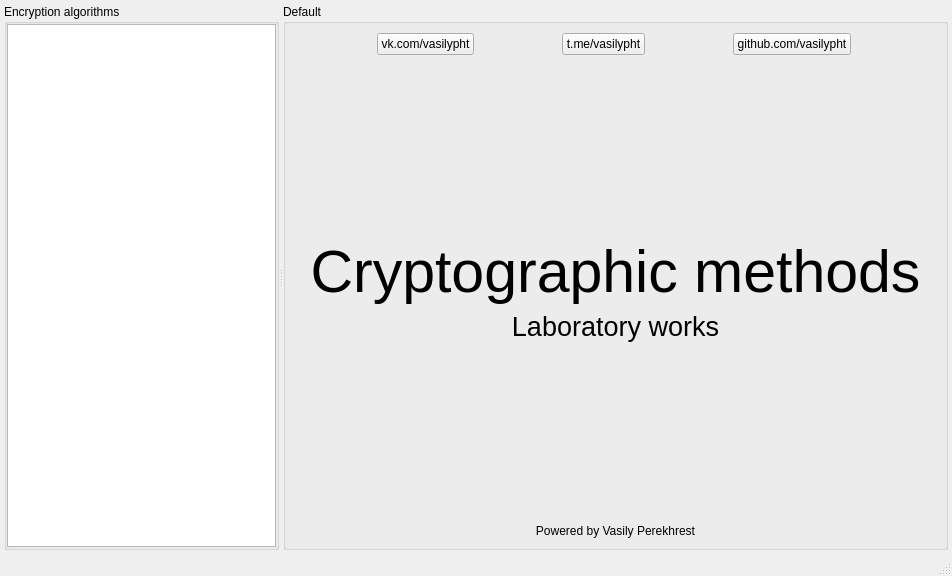
This is crypto-methods/gui/mainwindow.ui in vasilypht/crypto-methods as Qt 5 draws it before an edit. The edited form follows.
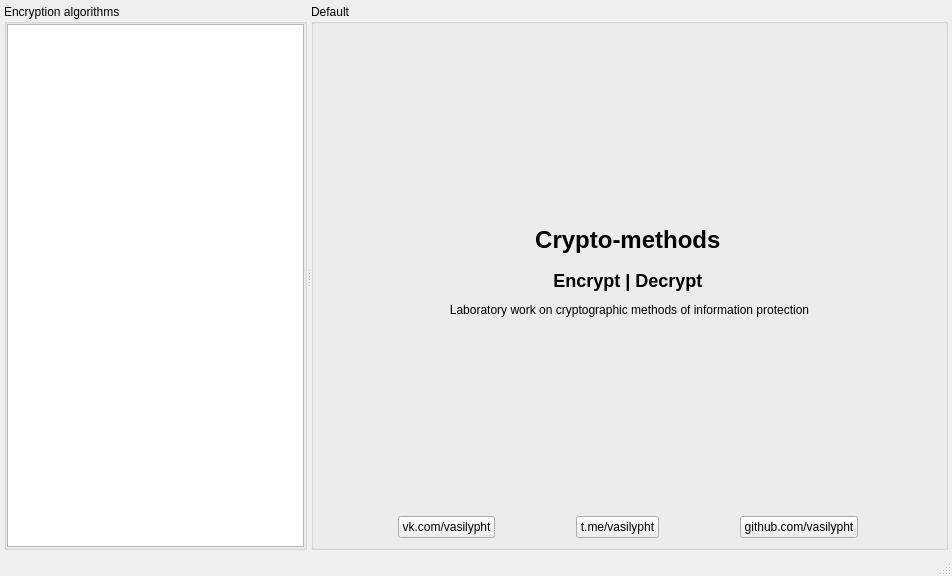
This is the edited form. The open tabs and pages were chosen to show the change. Icons and pictures are not drawn.

Commit message: Updated widget page_0

Patch:
```diff
--- a/crypto-methods/gui/mainwindow.ui
+++ b/crypto-methods/gui/mainwindow.ui
@@ -135,6 +135,50 @@
           </property>
           <widget class="QWidget" name="page_0_default">
            <layout class="QVBoxLayout" name="verticalLayout_4">
+            <item>
+             <spacer name="page_0_vertical_spacer_top">
+              <property name="orientation">
+               <enum>Qt::Vertical</enum>
+              </property>
+              <property name="sizeHint" stdset="0">
+               <size>
+                <width>20</width>
+                <height>40</height>
+               </size>
+              </property>
+             </spacer>
+            </item>
+            <item>
+             <widget class="QLabel" name="page_0_label_topic">
+              <property name="text">
+               <string>&lt;p align=&quot;center&quot;&gt;
+	&lt;img src=&quot;resources/icons/128x128/crypto-methods.png&quot; alt=&quot;preview&quot;&gt;
+&lt;/p&gt;
+
+&lt;div&gt;
+	&lt;h1 align=&quot;center&quot;&gt;Crypto-methods&lt;/h1&gt;
+	&lt;h2 align=&quot;center&quot;&gt;Encrypt | Decrypt&lt;/h2&gt;
+	&lt;p align=&quot;center&quot;&gt;Laboratory work on cryptographic methods of information protection&lt;/p&gt;
+&lt;/div&gt;</string>
+              </property>
+              <property name="alignment">
+               <set>Qt::AlignCenter</set>
+              </property>
+             </widget>
+            </item>
+            <item>
+             <spacer name="page_0_vertical_spacer_bottom">
+              <property name="orientation">
+               <enum>Qt::Vertical</enum>
+              </property>
+              <property name="sizeHint" stdset="0">
+               <size>
+                <width>20</width>
+                <height>40</height>
+               </size>
+              </property>
+             </spacer>
+            </item>
             <item>
              <layout class="QHBoxLayout" name="page_0_horizontal_layout_links">
               <item>
@@ -199,76 +243,6 @@
               </item>
              </layout>
             </item>
-            <item>
-             <spacer name="page_0_vertical_spacer_top">
-              <property name="orientation">
-               <enum>Qt::Vertical</enum>
-              </property>
-              <property name="sizeHint" stdset="0">
-               <size>
-                <width>20</width>
-                <height>40</height>
-               </size>
-              </property>
-             </spacer>
-            </item>
-            <item>
-             <widget class="QLabel" name="page_0_label_topic">
-              <property name="font">
-               <font>
-                <pointsize>44</pointsize>
-                <bold>false</bold>
-               </font>
-              </property>
-              <property name="text">
-               <string>Cryptographic methods</string>
-              </property>
-              <property name="alignment">
-               <set>Qt::AlignCenter</set>
-              </property>
-             </widget>
-            </item>
-            <item>
-             <widget class="QLabel" name="page_0_label_subtopic">
-              <property name="font">
-               <font>
-                <pointsize>20</pointsize>
-               </font>
-              </property>
-              <property name="text">
-               <string>Laboratory works</string>
-              </property>
-              <property name="alignment">
-               <set>Qt::AlignCenter</set>
-              </property>
-             </widget>
-            </item>
-            <item>
-             <spacer name="page_0_vertical_spacer_bottom">
-              <property name="orientation">
-               <enum>Qt::Vertical</enum>
-              </property>
-              <property name="sizeHint" stdset="0">
-               <size>
-                <width>20</width>
-                <height>40</height>
-               </size>
-              </property>
-             </spacer>
-            </item>
-            <item>
-             <widget class="QLabel" name="page_0_label_author">
-              <property name="font">
-               <font/>
-              </property>
-              <property name="text">
-               <string>Powered by Vasily Perekhrest</string>
-              </property>
-              <property name="alignment">
-               <set>Qt::AlignCenter</set>
-              </property>
-             </widget>
-            </item>
            </layout>
           </widget>
           <widget class="QWidget" name="page_1_atbash">
```
Left out of the diff: 2 changed lines with no effect on the pictures. The commit also changes 2 other files.
